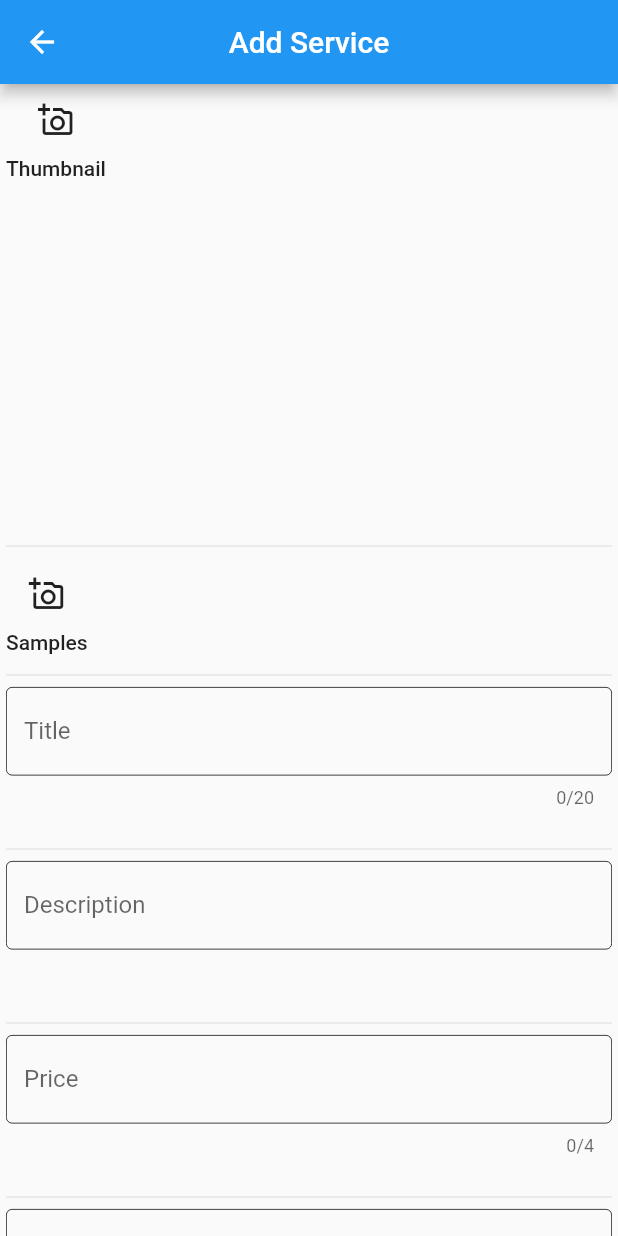
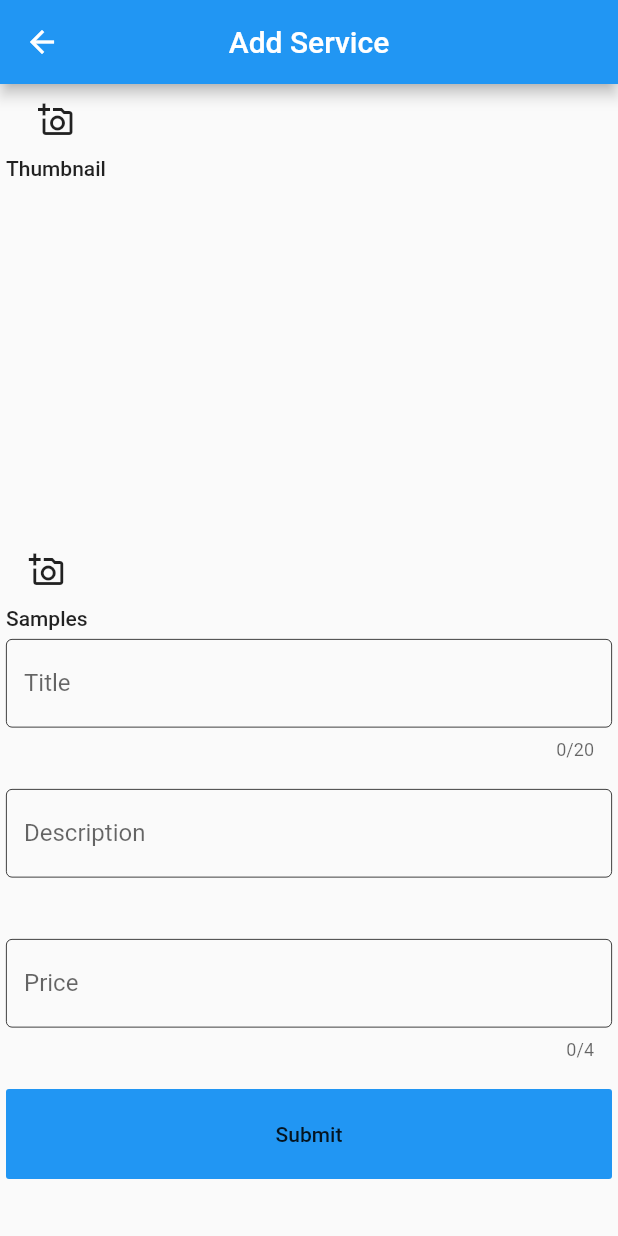
Before and after one commit to frederic20978/fazart_admin, a Flutter app: the AddService screen opened by its route, on a phone screen of 412 x 824 dp. Run offline on Flutter 3.47's test engine with Material 2 defaults, Android fonts, the phone set to English and light mode, and no system bars; our stand-ins replace cloud_firestore, firebase_auth, firebase_core, firebase_storage, flutter_cache_manager, image_picker and 1 more; accounts and stored records are empty; Roboto replaces fonts that are missing (Poppins).

```diff
--- a/lib/pages/ArtistProfile/addService.dart
+++ b/lib/pages/ArtistProfile/addService.dart
@@ -149,7 +149,6 @@ class _AddServiceState extends State<AddService> {
                   ],
                 ),
               ),
-              Divider(),
               Container(
                 height: 70,
                 child: Row(
@@ -193,7 +192,6 @@ class _AddServiceState extends State<AddService> {
                   ],
                 ),
               ),
-              Divider(),
               Container(
                 height: 100,
                 child: TextFormField(
@@ -222,7 +220,6 @@ class _AddServiceState extends State<AddService> {
                   ),
                 ),
               ),
-              Divider(),
               Container(
                 height: 100,
                 child: TextFormField(
@@ -251,7 +248,6 @@ class _AddServiceState extends State<AddService> {
                   ),
                 ),
               ),
-              Divider(),
               Container(
                 height: 100,
                 child: TextFormField(
@@ -280,36 +276,35 @@ class _AddServiceState extends State<AddService> {
                   ),
                 ),
               ),
-              Divider(),
-              Container(
-                height: 100,
-                child: TextFormField(
-                  validator: (value) =>
-                      value.isEmpty ? "Enter a valid ArtScore" : null,
-                  onChanged: (value) {
-                    setState(() {
-                      artScore = int.parse(value);
-                    });
-                  },
-                  keyboardType: TextInputType.number,
-                  maxLength: 1,
-                  decoration: InputDecoration(
-                    labelText: "Art Score",
-                    fillColor: Colors.white,
-                    focusedBorder: OutlineInputBorder(
-                      borderSide: BorderSide(
-                        color: Colors.blue,
-                      ),
-                    ),
-                    enabledBorder: OutlineInputBorder(
-                      borderSide: BorderSide(
-                        width: .5,
-                      ),
-                    ),
-                  ),
-                ),
-              ),
-              Divider(),
+              // Divider(),
+              // Container(
+              //   height: 100,
+              //   child: TextFormField(
+              //     validator: (value) =>
+              //         value.isEmpty ? "Enter a valid ArtScore" : null,
+              //     onChanged: (value) {
+              //       setState(() {
+              //         artScore = int.parse(value);
+              //       });
+              //     },
+              //     keyboardType: TextInputType.number,
+              //     maxLength: 1,
+              //     decoration: InputDecoration(
+              //       labelText: "Art Score",
+              //       fillColor: Colors.white,
+              //       focusedBorder: OutlineInputBorder(
+              //         borderSide: BorderSide(
+              //           color: Colors.blue,
+              //         ),
+              //       ),
+              //       enabledBorder: OutlineInputBorder(
+              //         borderSide: BorderSide(
+              //           width: .5,
+              //         ),
+              //       ),
+              //     ),
+              //   ),
+              // ),
               errorMessage == null
                   ? Container()
                   : Container(
--- a/lib/pages/authentication/login.dart
+++ b/lib/pages/authentication/login.dart
@@ -105,7 +105,7 @@ class _LoginState extends State<Login> {
                                   error = result;
                                 });
                               } else {
-                                Navigator.pushReplacementNamed(context, '/');
+                                // Navigator.popAndPushNamed(context, '/');
                               }
                             }
                           },
--- a/lib/pages/home.dart
+++ b/lib/pages/home.dart
@@ -33,8 +33,8 @@ class _HomePageState extends State<HomePage> {
         stream: stream,
         builder: (context, snapshot1) {
           return snapshot1.data != null
-              ? FutureBuilder<CustomUser>(
-                  future: getUser(snapshot1.data.uid),
+              ? StreamBuilder<CustomUser>(
+                  stream: getUser(snapshot1.data.uid),
                   builder: (context, snapshot) {
                     if (snapshot.data != null) {
                       return snapshot.data.isArtist
```
Also changed, not shown: lib/database.dart (+72 -31 lines), lib/pages/ArtistProfile/addPainting.dart (+29 -32 lines), lib/pages/ArtistProfile/artistprofile.dart (+18 -20 lines).
